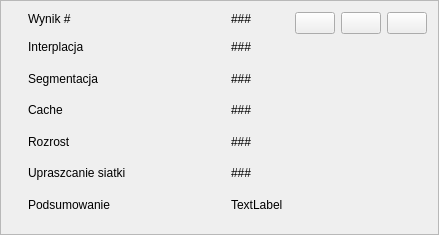
Qt form src/SokarUi/SegmentationResultWidget.ui (jedrzejowski/sokar-app) before a commit.
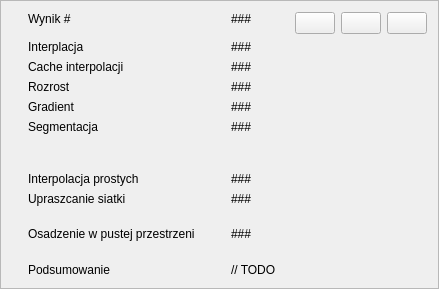
The same form after that commit. Icons and pictures are not drawn.

Commit message: prace nad UI

Diff of the .ui file:
```diff
--- a/src/SokarUi/SegmentationResultWidget.ui
+++ b/src/SokarUi/SegmentationResultWidget.ui
@@ -7,7 +7,7 @@
                 <x>0</x>
                 <y>0</y>
                 <width>439</width>
-                <height>235</height>
+    <height>289</height>
             </rect>
         </property>
         <property name="windowTitle">
@@ -20,90 +20,20 @@
             <enum>QFrame::Plain</enum>
         </property>
         <layout class="QGridLayout" name="gridLayout_2" columnstretch="0,1,1">
-            <item row="1" column="1">
-                <widget class="QLabel" name="label_4">
-                    <property name="text">
-                        <string>Interplacja</string>
-                    </property>
-                    <property name="alignment">
-                        <set>Qt::AlignLeading|Qt::AlignLeft|Qt::AlignTop</set>
-                    </property>
-                </widget>
-            </item>
-            <item row="5" column="2">
-                <widget class="QLabel" name="meshSimplificationLabel">
-                    <property name="text">
-                        <string>###</string>
-                    </property>
-                    <property name="alignment">
-                        <set>Qt::AlignLeading|Qt::AlignLeft|Qt::AlignTop</set>
-                    </property>
-                </widget>
-            </item>
-            <item row="0" column="1">
-                <widget class="QLabel" name="label">
-                    <property name="text">
-                        <string>Wynik #</string>
-                    </property>
-                    <property name="alignment">
-                        <set>Qt::AlignLeading|Qt::AlignLeft|Qt::AlignTop</set>
-                    </property>
-                </widget>
-            </item>
-            <item row="4" column="2">
-                <widget class="QLabel" name="regionGrowthResult">
-                    <property name="text">
-                        <string>###</string>
-                    </property>
-                    <property name="alignment">
-                        <set>Qt::AlignLeading|Qt::AlignLeft|Qt::AlignTop</set>
-                    </property>
-                </widget>
-            </item>
-            <item row="2" column="1">
-                <widget class="QLabel" name="label_2">
-                    <property name="text">
-                        <string>Segmentacja</string>
-                    </property>
-                    <property name="alignment">
-                        <set>Qt::AlignLeading|Qt::AlignLeft|Qt::AlignTop</set>
-                    </property>
-                </widget>
-            </item>
-            <item row="6" column="2">
+   <item row="13" column="2">
                 <widget class="QLabel" name="sumLabel">
                     <property name="text">
-                        <string>TextLabel</string>
+      <string>// TODO</string>
                     </property>
                     <property name="alignment">
                         <set>Qt::AlignLeading|Qt::AlignLeft|Qt::AlignTop</set>
                     </property>
                 </widget>
             </item>
-            <item row="1" column="2">
-                <widget class="QLabel" name="interpolationResult">
+   <item row="13" column="1">
+    <widget class="QLabel" name="label_10">
                     <property name="text">
-                        <string>###</string>
-                    </property>
-                    <property name="alignment">
-                        <set>Qt::AlignLeading|Qt::AlignLeft|Qt::AlignTop</set>
-                    </property>
-                </widget>
-            </item>
-            <item row="4" column="1">
-                <widget class="QLabel" name="label_3">
-                    <property name="text">
-                        <string>Rozrost</string>
-                    </property>
-                    <property name="alignment">
-                        <set>Qt::AlignLeading|Qt::AlignLeft|Qt::AlignTop</set>
-                    </property>
-                </widget>
-            </item>
-            <item row="3" column="1">
-                <widget class="QLabel" name="label_5">
-                    <property name="text">
-                        <string>Cache</string>
+      <string>Podsumowanie</string>
                     </property>
                     <property name="alignment">
                         <set>Qt::AlignLeading|Qt::AlignLeft|Qt::AlignTop</set>
@@ -174,47 +104,7 @@
                     </item>
                 </layout>
             </item>
-            <item row="2" column="2">
-                <widget class="QLabel" name="segmentationResult">
-                    <property name="text">
-                        <string>###</string>
-                    </property>
-                    <property name="alignment">
-                        <set>Qt::AlignLeading|Qt::AlignLeft|Qt::AlignTop</set>
-                    </property>
-                </widget>
-            </item>
-            <item row="3" column="2">
-                <widget class="QLabel" name="cacheResult">
-                    <property name="text">
-                        <string>###</string>
-                    </property>
-                    <property name="alignment">
-                        <set>Qt::AlignLeading|Qt::AlignLeft|Qt::AlignTop</set>
-                    </property>
-                </widget>
-            </item>
-            <item row="5" column="1">
-                <widget class="QLabel" name="label_8">
-                    <property name="text">
-                        <string>Upraszcanie siatki</string>
-                    </property>
-                    <property name="alignment">
-                        <set>Qt::AlignLeading|Qt::AlignLeft|Qt::AlignTop</set>
-                    </property>
-                </widget>
-            </item>
-            <item row="6" column="1">
-                <widget class="QLabel" name="label_10">
-                    <property name="text">
-                        <string>Podsumowanie</string>
-                    </property>
-                    <property name="alignment">
-                        <set>Qt::AlignLeading|Qt::AlignLeft|Qt::AlignTop</set>
-                    </property>
-                </widget>
-            </item>
-            <item row="0" column="0" rowspan="7">
+   <item row="0" column="0" rowspan="14">
                 <widget class="QWidget" name="colorPreview" native="true">
                     <property name="minimumSize">
                         <size>
@@ -224,6 +114,158 @@
                     </property>
                 </widget>
             </item>
+   <item row="3" column="2">
+    <widget class="QLabel" name="region_growth_label">
+     <property name="text">
+      <string>###</string>
+     </property>
+     <property name="alignment">
+      <set>Qt::AlignLeading|Qt::AlignLeft|Qt::AlignTop</set>
+     </property>
+    </widget>
+   </item>
+   <item row="5" column="2">
+    <widget class="QLabel" name="segmentation_label">
+     <property name="text">
+      <string>###</string>
+     </property>
+     <property name="alignment">
+      <set>Qt::AlignLeading|Qt::AlignLeft|Qt::AlignTop</set>
+     </property>
+    </widget>
+   </item>
+   <item row="1" column="2">
+    <widget class="QLabel" name="volume_interpolation_label">
+     <property name="text">
+      <string>###</string>
+     </property>
+     <property name="alignment">
+      <set>Qt::AlignLeading|Qt::AlignLeft|Qt::AlignTop</set>
+     </property>
+    </widget>
+   </item>
+   <item row="5" column="1">
+    <widget class="QLabel" name="label_2">
+     <property name="text">
+      <string>Segmentacja</string>
+     </property>
+     <property name="alignment">
+      <set>Qt::AlignLeading|Qt::AlignLeft|Qt::AlignTop</set>
+     </property>
+    </widget>
+   </item>
+   <item row="9" column="1">
+    <widget class="QLabel" name="label_8">
+     <property name="text">
+      <string>Upraszcanie siatki</string>
+     </property>
+     <property name="alignment">
+      <set>Qt::AlignLeading|Qt::AlignLeft|Qt::AlignTop</set>
+     </property>
+    </widget>
+   </item>
+   <item row="4" column="1">
+    <widget class="QLabel" name="label_6">
+     <property name="text">
+      <string>Gradient</string>
+     </property>
+    </widget>
+   </item>
+   <item row="11" column="2">
+    <widget class="QLabel" name="volume_env_label">
+     <property name="text">
+      <string>###</string>
+     </property>
+    </widget>
+   </item>
+   <item row="0" column="1">
+    <widget class="QLabel" name="label">
+     <property name="text">
+      <string>Wynik #</string>
+     </property>
+     <property name="alignment">
+      <set>Qt::AlignLeading|Qt::AlignLeft|Qt::AlignTop</set>
+     </property>
+    </widget>
+   </item>
+   <item row="3" column="1">
+    <widget class="QLabel" name="label_3">
+     <property name="text">
+      <string>Rozrost</string>
+     </property>
+     <property name="alignment">
+      <set>Qt::AlignLeading|Qt::AlignLeft|Qt::AlignTop</set>
+     </property>
+    </widget>
+   </item>
+   <item row="8" column="1">
+    <widget class="QLabel" name="label_9">
+     <property name="text">
+      <string>Interpolacja prostych</string>
+     </property>
+    </widget>
+   </item>
+   <item row="11" column="1">
+    <widget class="QLabel" name="label_7">
+     <property name="text">
+      <string>Osadzenie w pustej przestrzeni</string>
+     </property>
+    </widget>
+   </item>
+   <item row="9" column="2">
+    <widget class="QLabel" name="mesh_simplification_label">
+     <property name="text">
+      <string>###</string>
+     </property>
+     <property name="alignment">
+      <set>Qt::AlignLeading|Qt::AlignLeft|Qt::AlignTop</set>
+     </property>
+    </widget>
+   </item>
+   <item row="4" column="2">
+    <widget class="QLabel" name="gradient_label">
+     <property name="text">
+      <string>###</string>
+     </property>
+    </widget>
+   </item>
+   <item row="8" column="2">
+    <widget class="QLabel" name="line_interpolation_label">
+     <property name="text">
+      <string>###</string>
+     </property>
+    </widget>
+   </item>
+   <item row="1" column="1">
+    <widget class="QLabel" name="label_4">
+     <property name="text">
+      <string>Interplacja</string>
+     </property>
+     <property name="alignment">
+      <set>Qt::AlignLeading|Qt::AlignLeft|Qt::AlignTop</set>
+     </property>
+    </widget>
+   </item>
+   <item row="2" column="1">
+    <widget class="QLabel" name="label_5">
+     <property name="text">
+      <string>Cache interpolacji</string>
+     </property>
+     <property name="alignment">
+      <set>Qt::AlignLeading|Qt::AlignLeft|Qt::AlignTop</set>
+     </property>
+    </widget>
+   </item>
+   <item row="2" column="2">
+    <widget class="QLabel" name="volume_interpolation_cache_label">
+     <property name="text">
+      <string>###</string>
+     </property>
+     <property name="alignment">
+      <set>Qt::AlignLeading|Qt::AlignLeft|Qt::AlignTop</set>
+     </property>
+    </widget>
+   </item>
         </layout>
     </widget>
     <resources/>
```
Left out of the diff: 9 changed lines with no effect on the pictures. Lines whose indentation alone changed are shown as unchanged. The commit also changes 6 other files.
